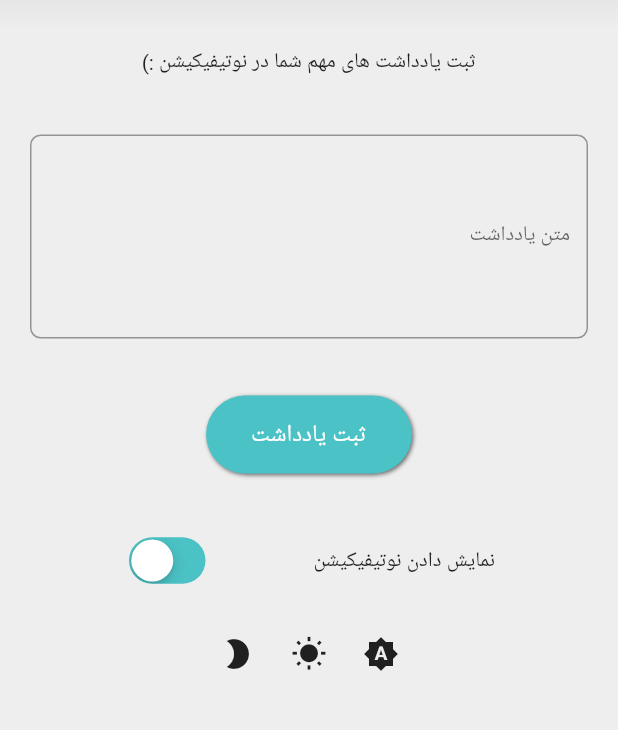
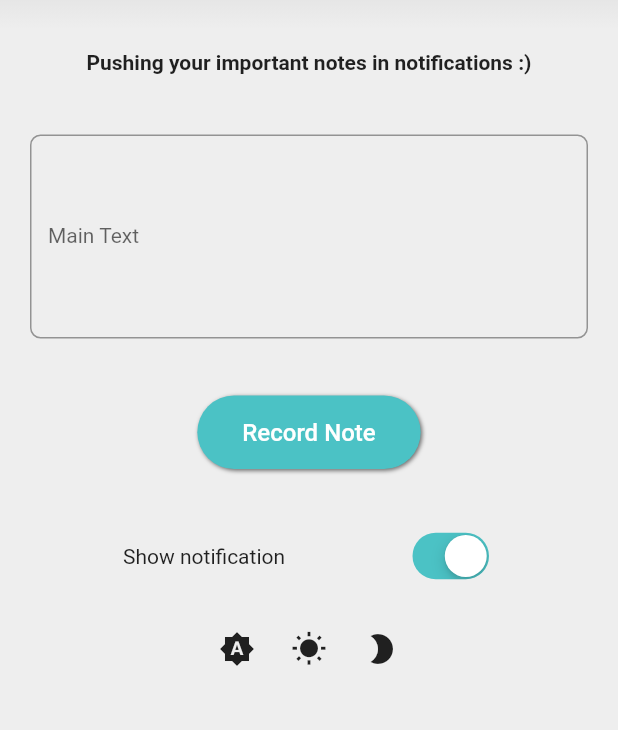
Before and after one commit to Move37-Team/noteif, a Flutter app: the screen it shows after launch, on a phone screen of 412 x 824 dp, the part 89-819 px from its top. Run offline on Flutter 3.47's test engine with Material 2 defaults, Android fonts, the light colour scheme and no system bars; our stand-ins replace flutter_local_notifications, shared_preferences; Roboto replaces fonts that are missing (IRANSansMobile).

Commit message:
Add files via upload

```diff
--- /dev/null
+++ b/lib/Languages.dart
@@ -0,0 +1,62 @@
+import 'package:flutter/cupertino.dart';
+import 'package:flutter/foundation.dart';
+import 'package:flutter/material.dart';
+
+
+
+
+class DemoLocalizations {
+  DemoLocalizations(this.locale);
+
+  final Locale locale;
+
+  static DemoLocalizations of(BuildContext context) {
+    return Localizations.of<DemoLocalizations>(context, DemoLocalizations);
+  }
+
+  static Map<String, Map<String, String>> _localizedValues = {
+    'en': {
+      'title': 'Pushing your important notes in notifications :)',
+      'main':'Main Text',
+      'button':'Record Note',
+      'switch':'Show notification',
+    },
+    'fa': {
+      'title':' ثبت یادداشت های مهم شما در نوتیفیکیشن :)',
+      'main':'متن یادداشت',
+      'button':'ثبت یادداشت',
+      'switch':'نمایش نوتیفیکیشن'
+
+    },
+  };
+
+  String get title {
+    return _localizedValues[locale.languageCode]['title'];
+  }
+  String get main {
+    return _localizedValues[locale.languageCode]['main'];
+  }
+  String get button {
+    return _localizedValues[locale.languageCode]['button'];
+  }
+  String get switchKey {
+    return _localizedValues[locale.languageCode]['switch'];
+  }
+}
+
+class DemoLocalizationsDelegate extends LocalizationsDelegate<DemoLocalizations> {
+  const DemoLocalizationsDelegate();
+
+  @override
+  bool isSupported(Locale locale) => ['en', 'fa'].contains(locale.languageCode);
+
+  @override
+  Future<DemoLocalizations> load(Locale locale) {
+    // Returning a SynchronousFuture here because an async "load" operation
+    // isn't needed to produce an instance of DemoLocalizations.
+    return SynchronousFuture<DemoLocalizations>(DemoLocalizations(locale));
+  }
+
+  @override
+  bool shouldReload(DemoLocalizationsDelegate old) => false;
+}
--- a/lib/main.dart
+++ b/lib/main.dart
@@ -9,12 +9,14 @@ import 'package:noteif/helper/utils.dart';
 import 'package:shared_preferences/shared_preferences.dart';
 import 'theme/themeModeChanger.dart';
 import 'package:provider/provider.dart';
+import 'Languages.dart';
 
 import 'helper/colors.dart';
 
 void main() {
   runApp(MyApp());
 }
+
 
 class MyApp extends StatelessWidget {
   @override
@@ -26,20 +28,23 @@ class MyApp extends StatelessWidget {
   }
 }
 
+
 class MaterialAppWithThemeMode extends StatelessWidget {
+
 
   @override
   Widget build(BuildContext context) {
     final themeMode = Provider.of<ThemeModeChanger>(context);
-
     return MaterialApp(
         localizationsDelegates: [
+    const DemoLocalizationsDelegate(),
     GlobalMaterialLocalizations.delegate,
     GlobalWidgetsLocalizations.delegate,
     GlobalCupertinoLocalizations.delegate,
         ],
         supportedLocales: [
     Locale("fa", "IR"),
+    Locale("en","US"),
         ],
         theme: ThemeData(
       fontFamily: 'IRANSansMobile',
@@ -51,7 +56,6 @@ class MaterialAppWithThemeMode extends StatelessWidget {
           brightness: Brightness.dark
         ),
         themeMode: themeMode.getThemeMode(),
-        locale: Locale("fa", "IR"),
 //      navigatorObservers: <NavigatorObserver>[observer],
         home: HomePage(),
       );
@@ -64,6 +68,9 @@ class HomePage extends StatefulWidget {
 }
 
 class _HomePageState extends State<HomePage> {
+
+
+
   FlutterLocalNotificationsPlugin flutterLocalNotificationsPlugin;
   final noteTextBoxController = TextEditingController();
   bool showNotification = false;
@@ -79,6 +86,8 @@ class _HomePageState extends State<HomePage> {
   @override
   void initState() {
     super.initState();
+
+
     SharedPreferences.getInstance().then((sp) => setState(() {
           prefs = sp;
           String note = prefs.getString('note');
@@ -120,6 +129,9 @@ class _HomePageState extends State<HomePage> {
   @override
   Widget build(BuildContext context) {
 
+    Locale local = DemoLocalizations.of(context).locale;
+
+
     ThemeModeChanger _themeModeChanger = Provider.of<ThemeModeChanger>(context);
 
     final noteTextBox = Container(
@@ -148,14 +160,19 @@ class _HomePageState extends State<HomePage> {
     final descriptionText = Padding(
       padding: const EdgeInsets.symmetric(vertical: 8.0, horizontal: 12.0),
       child: Text(
-        'ثبت یادداشت های مهم شما در نوتیفیکیشن :)',
+        DemoLocalizations.of(context).title,
         style: TextStyle(
           height: 1.7,
           fontSize: 14.0,
+          fontWeight: FontWeight.bold,
         ),
         textAlign: TextAlign.center,
       ),
     );
+
+    //We can also add more cases into condition for more languages
+    var texTAlign = (local == Locale('en','US')) ?TextAlign.left :TextAlign.right ;
+    var texTDirection = (local == Locale('en','US')) ?TextDirection.ltr :TextDirection.rtl ;
 
     final noteTextField = Padding(
       padding: const EdgeInsets.fromLTRB(20.0, 30.0, 20.0, 20.0),
@@ -163,17 +180,18 @@ class _HomePageState extends State<HomePage> {
         style: TextStyle(
           fontSize: 14.0,
         ),
-        textDirection: TextDirection.rtl,
-        textAlign: TextAlign.right,
+        textDirection: texTDirection,
+        textAlign: texTAlign,
         minLines: 6,
         cursorColor: AppColors.bondiBlue,
         keyboardType: TextInputType.multiline,
         maxLines: null,
         decoration: new InputDecoration(
-          labelText: "متن یادداشت",
+          labelText: DemoLocalizations.of(context).main,
           border: new OutlineInputBorder(
             borderRadius: new BorderRadius.circular(7.0),
           ),
+
         ),
         controller: noteTextBoxController,
       ),
@@ -185,7 +203,7 @@ class _HomePageState extends State<HomePage> {
       child: MergeSemantics(
         child: ListTile(
           title: Text(
-            'نمایش دادن نوتیفیکیشن',
+            DemoLocalizations.of(context).switchKey,
             style: TextStyle(fontSize: 14.0),
           ),
           trailing: CupertinoSwitch(
@@ -199,7 +217,7 @@ class _HomePageState extends State<HomePage> {
     );
     final saveNoteButton = Padding(
       padding: const EdgeInsets.symmetric(horizontal: 8.0, vertical: 10.0),
-      child: Center(child: materialButton('ثبت یادداشت', setNote)),
+      child: Center(child: materialButton(DemoLocalizations.of(context).button, setNote)),
     );
 
 
```
